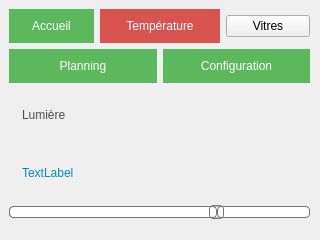
This is thermostat/Thermostat/lumWindow.ui in kimchicharlie/Envio as Qt 5 draws it before an edit. The edited form follows.
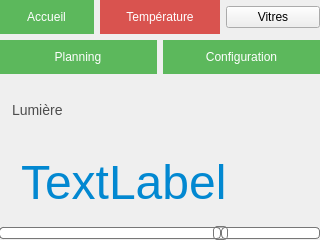
This is the edited form.

The edit to the form file:
```diff
--- a/thermostat/Thermostat/lumWindow.ui
+++ b/thermostat/Thermostat/lumWindow.ui
@@ -20,10 +20,10 @@
    <widget class="QWidget" name="gridLayoutWidget">
     <property name="geometry">
      <rect>
-      <x>9</x>
-      <y>9</y>
-      <width>301</width>
-      <height>211</height>
+      <x>-1</x>
+      <y>0</y>
+      <width>321</width>
+      <height>241</height>
      </rect>
     </property>
     <layout class="QGridLayout" name="gridLayout">
@@ -107,7 +107,14 @@
      <item row="2" column="1">
       <widget class="QLabel" name="LumFixLabel">
        <property name="styleSheet">
-        <string notr="true">font-family: &quot;Montserrat&quot;, sans-serif; text-transform: uppercase; outline: 0; width: 100%; border: 0; padding: 10px;color: #4d4d4d;font-size: 12px;</string>
+        <string notr="true">font-family:&quot;Segoe UI&quot;, sans-serif;
+ text-transform: uppercase;
+ outline: 0; 
+width: 100%; 
+border: 0;
+ padding: 10px;
+color: #4d4d4d;
+font-size: 14px;</string>
        </property>
        <property name="text">
         <string>Lumière</string>
@@ -268,7 +275,7 @@
      <item row="3" column="1">
       <widget class="QLabel" name="LumLabel">
        <property name="styleSheet">
-        <string notr="true">font-family: &quot;Montserrat&quot;, sans-serif; text-transform: uppercase; outline: 0; width: 100%; border: 0; padding: 10px;color: #0288d1;font-size: 12px;</string>
+        <string notr="true">font-family:&quot;Segoe UI&quot;, sans-serif;text-transform: uppercase; outline: 0; width: 100%; border: 0; padding: 10px;color: #0288d1;font-size: 48px;</string>
        </property>
        <property name="text">
         <string>TextLabel</string>
```
Left out of the diff: 16 changed lines with no effect on the pictures.
